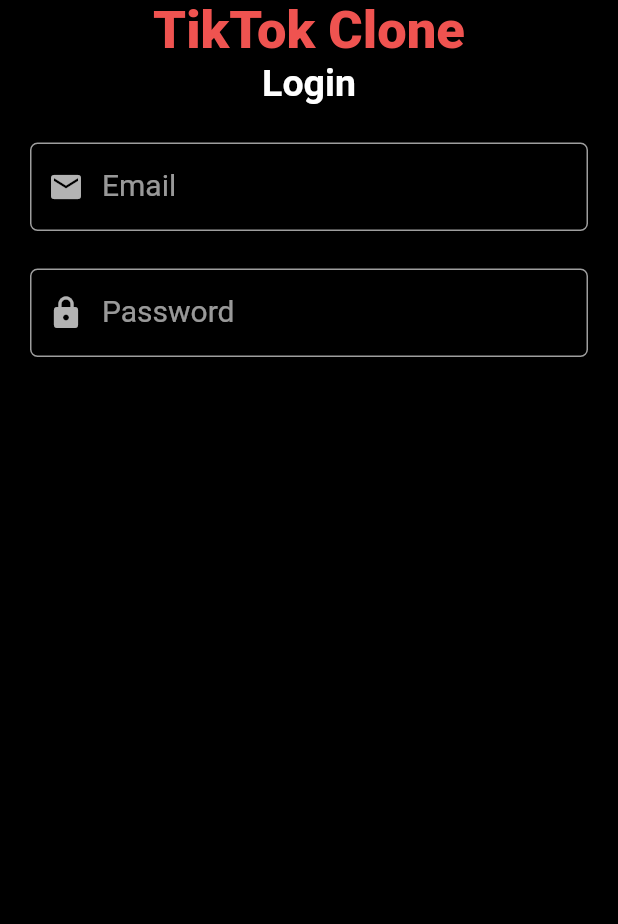
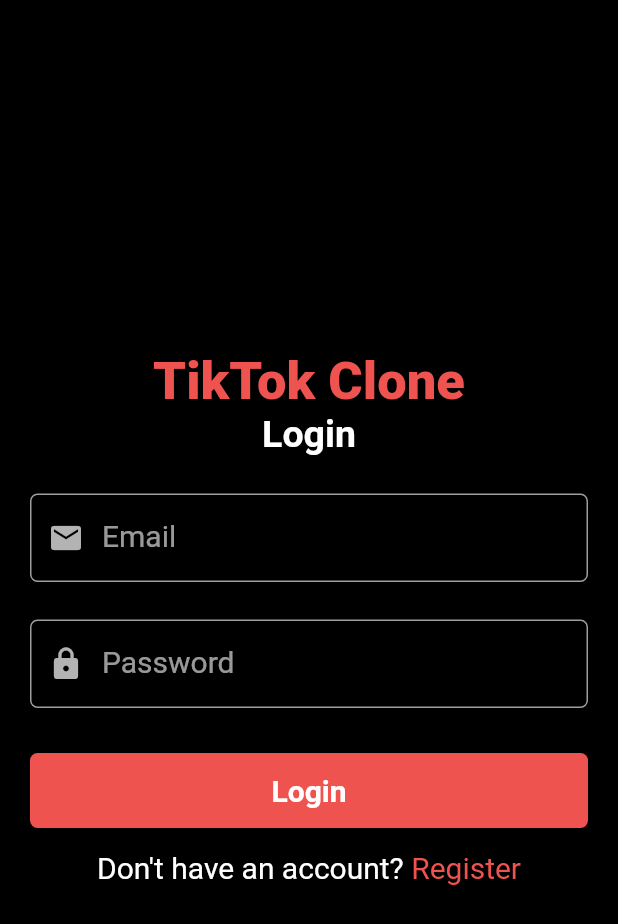
Before and after one commit to EduardoVitech/Tik-Tok-Clone, a Flutter app: the LoginScreen screen opened directly, on a phone screen of 412 x 824 dp. Shown: the top 924 px of the screen. Run offline on Flutter 3.47's test engine with Material 2 defaults, Android fonts, the phone set to English and light mode, and no system bars; network calls fail.

Commit message:
loginScreen and signupScreen

```diff
--- a/lib/main.dart
+++ b/lib/main.dart
@@ -1,6 +1,7 @@
 import 'package:flutter/material.dart';
 import 'package:tiktok_clone/constants/constants.dart';
-import 'package:tiktok_clone/views/screens/auth/login_screen.dart';
+import 'package:tiktok_clone/views/screens/auth/login_screen/login_screen.dart';
+import 'package:tiktok_clone/views/screens/auth/signup_screen/signup_screen.dart';
 
 void main() {
   runApp(const MyApp());
@@ -17,7 +18,7 @@ class MyApp extends StatelessWidget {
       theme: ThemeData.dark().copyWith(
         scaffoldBackgroundColor: backgroundColor,
       ),
-      home: LoginScreen(),
+      home: SignupScreen(),
     );
   }
 }
--- a/lib/views/screens/auth/login_screen.dart
+++ b/lib/views/screens/auth/login_screen/login_screen.dart
@@ -1,5 +1,3 @@
-import 'dart:ui';
-
 import 'package:flutter/material.dart';
 import 'package:tiktok_clone/constants/constants.dart';
 import 'package:tiktok_clone/views/widgets/text_input_field/text_input_field.dart';
@@ -16,6 +14,7 @@ class LoginScreen extends StatelessWidget {
       body: Container(
         alignment: Alignment.center,
         child: Column(
+          mainAxisAlignment: MainAxisAlignment.center,
           children: [
             Text(
               'TikTok Clone',
@@ -54,6 +53,54 @@ class LoginScreen extends StatelessWidget {
               ),
             ),
             const SizedBox(height: 30),
+            Container(
+              width: MediaQuery.of(context).size.width - 40,
+              height: 50,
+              decoration: BoxDecoration(
+                color: buttonColor,
+                borderRadius: const BorderRadius.all(
+                  Radius.circular(5),
+                ),
+              ),
+              child: InkWell(
+                onTap: () {
+                  print('Login User');
+                },
+                child: const Center(
+                  child: Text(
+                    'Login',
+                    style: TextStyle(
+                      fontSize: 20,
+                      fontWeight: FontWeight.w700,
+                    ),
+                  ),
+                ),
+              ),
+            ),
+            const SizedBox(height: 15),
+            Row(
+              mainAxisAlignment: MainAxisAlignment.center,
+              children: [
+                const Text(
+                  'Don\'t have an account?',
+                  style: TextStyle(
+                    fontSize: 20,
+                  ),
+                ),
+                InkWell(
+                  onTap: () {
+                    print('Navigation user');
+                  },
+                  child: Text(
+                    ' Register',
+                    style: TextStyle(
+                      fontSize: 20,
+                      color: buttonColor,
+                    ),
+                  ),
+                ),
+              ],
+            ),
           ],
         ),
       ),
```
Also changed, not shown: lib/views/screens/auth/signup_screen/signup_screen.dart (added, +143 -0 lines).
